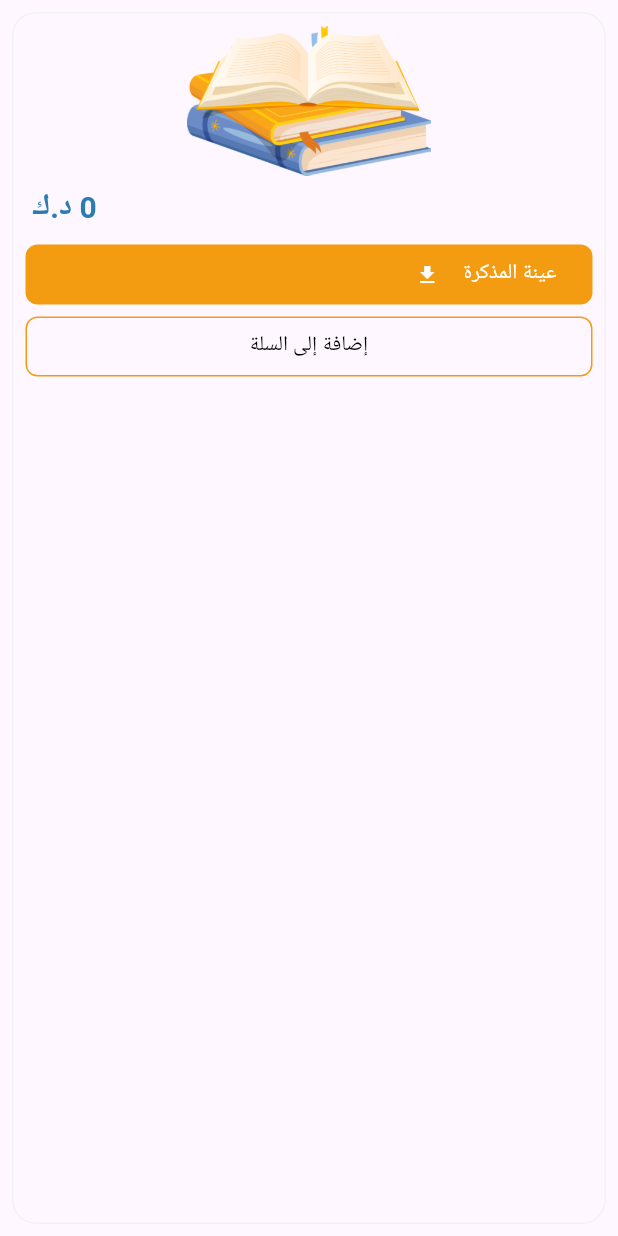
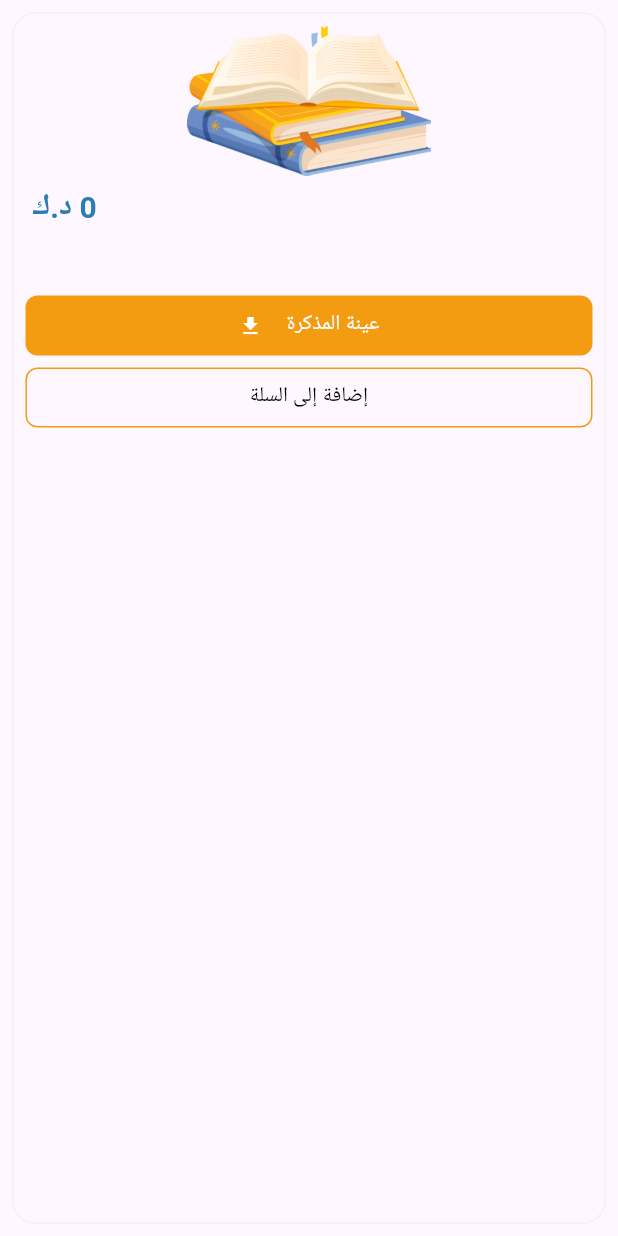
Before and after one commit to mahmoudhamdyae/ElBahaa, a Flutter app: the NoteItem widget shown alone on an empty page, opened directly with empty values, on a phone screen of 412 x 824 dp. Run offline on Flutter 3.47's test engine with Material 3 defaults, Android fonts, the light colour scheme and no system bars; our stand-ins replace badges, dio, firebase_core, firebase_messaging, firebase_remote_config, flutter_local_notifications and 13 more; missing offline and left inert: flutter_media_downloader, pair, purchases_flutter, rate_my_app; accounts and stored records are empty; network calls fail; Roboto replaces fonts that are missing (SakkalMajalla).

Commit message:
Get Books UI

```diff
--- a/lib/presentation/screens/home/printed_notes/widgets/download_note_button.dart
+++ b/lib/presentation/screens/home/printed_notes/widgets/download_note_button.dart
@@ -20,6 +20,7 @@ class DownloadNoteButton extends StatelessWidget {
             downloadNote(context, pdf, true);
           },
           child: Row(
+            mainAxisAlignment: MainAxisAlignment.center,
             children: [
               Text(
                 AppStrings.downloadNote,
--- a/lib/presentation/screens/home/printed_notes/widgets/note_item.dart
+++ b/lib/presentation/screens/home/printed_notes/widgets/note_item.dart
@@ -54,6 +54,16 @@ class NoteItem extends StatelessWidget {
               ],
             ),
           ),
+          Padding(
+            padding: const EdgeInsets.symmetric(vertical: 6.0, horizontal: 4.0),
+            child: Text(
+              note.classroom.toString(),
+              style: getLargeStyle(
+                  fontWeight: FontWeight.w400,
+                  color: ColorManager.grey
+              ),
+            ),
+          ),
           DownloadNoteButton(pdf: note.pdf ?? '',),
           CartButtonNote(note: note, index: index),
         ],
--- a/lib/presentation/screens/home/printed_notes/widgets/notes_screen.dart
+++ b/lib/presentation/screens/home/printed_notes/widgets/notes_screen.dart
@@ -105,7 +105,7 @@ class NotesScreen extends StatelessWidget {
             vertical: 8.0,
           ),
           crossAxisCount: 2,
-          childAspectRatio: (1 / 1.6),
+          childAspectRatio: (1.0 / 1.7),
           children: List.generate(notes.length, (index) {
             return NoteItem(note: notes[index], index: index);
           }),
```
